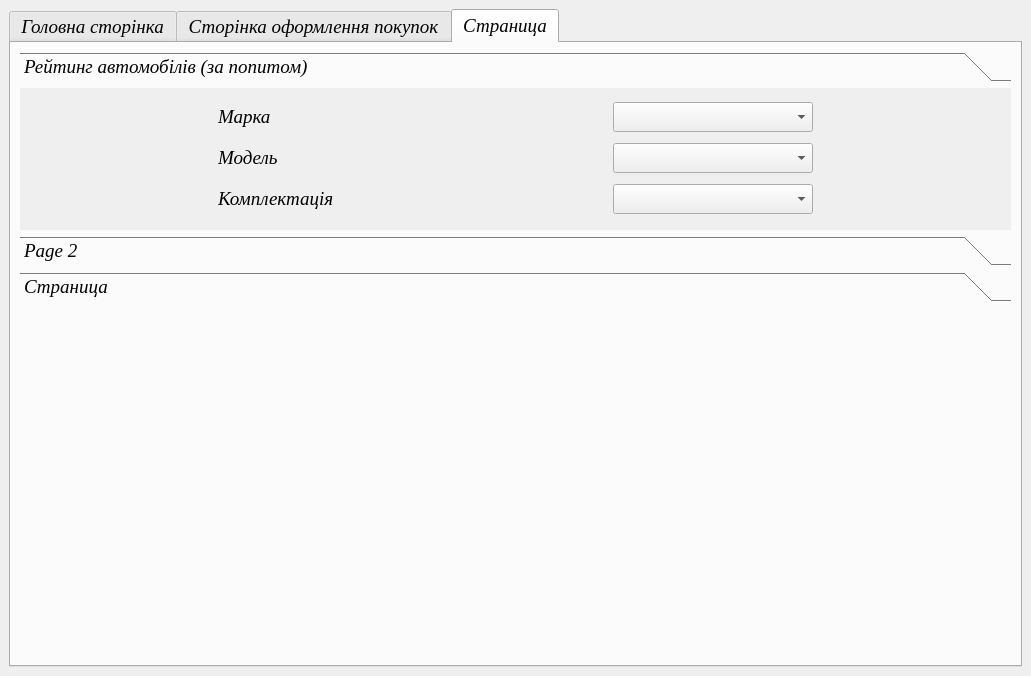
Old version of the form kursovaya/mainwindow.ui in the repository Laffin01/kursovaya1.
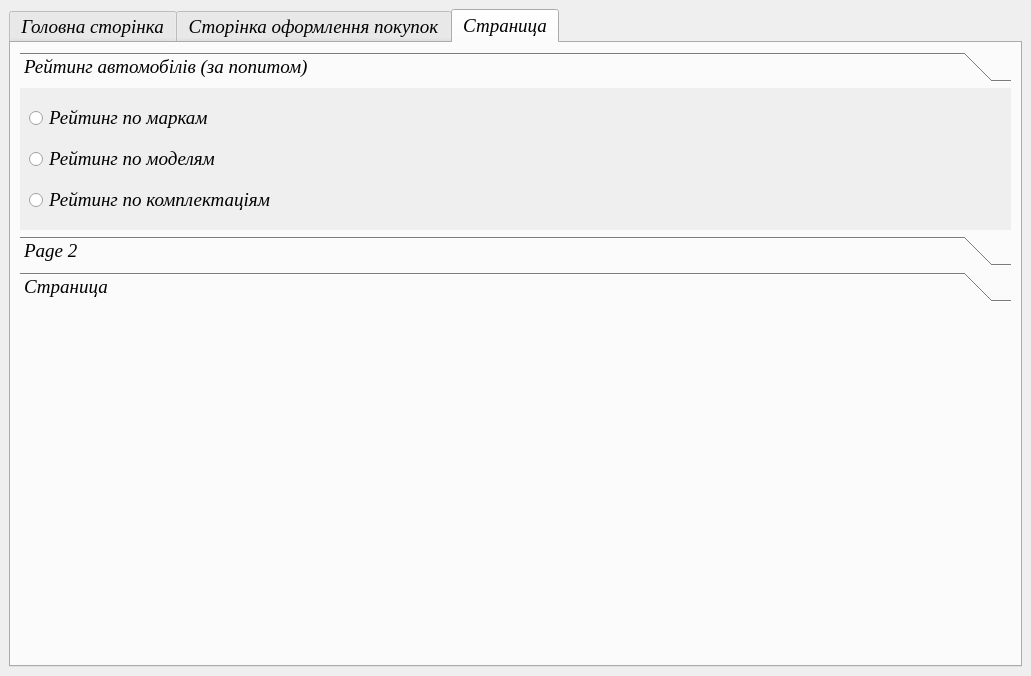
New version of the form. The open tabs and pages were chosen to show the change.

The edit to the form file:
```diff
--- a/kursovaya/mainwindow.ui
+++ b/kursovaya/mainwindow.ui
@@ -40,7 +40,7 @@
     </size>
    </property>
    <layout class="QGridLayout" name="gridLayout_10">
-    <item row="0" column="1">
+    <item row="0" column="0">
      <widget class="QTabWidget" name="tabWidget">
       <property name="enabled">
        <bool>true</bool>
@@ -908,65 +908,23 @@
            </attribute>
            <layout class="QGridLayout" name="gridLayout_12">
             <item row="0" column="0">
-             <widget class="QLabel" name="label_25">
-              <property name="maximumSize">
-               <size>
-                <width>200</width>
-                <height>16777215</height>
-               </size>
-              </property>
+             <widget class="QRadioButton" name="radioButton_2">
               <property name="text">
-               <string>Марка</string>
-              </property>
-             </widget>
-            </item>
-            <item row="0" column="1">
-             <widget class="QComboBox" name="comboBox_3">
-              <property name="maximumSize">
-               <size>
-                <width>200</width>
-                <height>16777215</height>
-               </size>
+               <string>Рейтинг по маркам </string>
               </property>
              </widget>
             </item>
             <item row="1" column="0">
-             <widget class="QLabel" name="label_26">
+             <widget class="QRadioButton" name="radioButton">
               <property name="text">
-               <string>Модель</string>
-              </property>
-             </widget>
-            </item>
-            <item row="1" column="1">
-             <widget class="QComboBox" name="comboBox_4">
-              <property name="maximumSize">
-               <size>
-                <width>200</width>
-                <height>16777215</height>
-               </size>
+               <string>Рейтинг по моделям</string>
               </property>
              </widget>
             </item>
             <item row="2" column="0">
-             <widget class="QLabel" name="label_27">
-              <property name="maximumSize">
-               <size>
-                <width>16777215</width>
-                <height>16777215</height>
-               </size>
-              </property>
+             <widget class="QRadioButton" name="radioButton_3">
               <property name="text">
-               <string>Комплектація</string>
-              </property>
-             </widget>
-            </item>
-            <item row="2" column="1">
-             <widget class="QComboBox" name="comboBox_5">
-              <property name="maximumSize">
-               <size>
-                <width>200</width>
-                <height>16777215</height>
-               </size>
+               <string>Рейтинг по комплектаціям</string>
               </property>
              </widget>
             </item>
```
Left out of the diff: 10 changed lines with no effect on the pictures.
